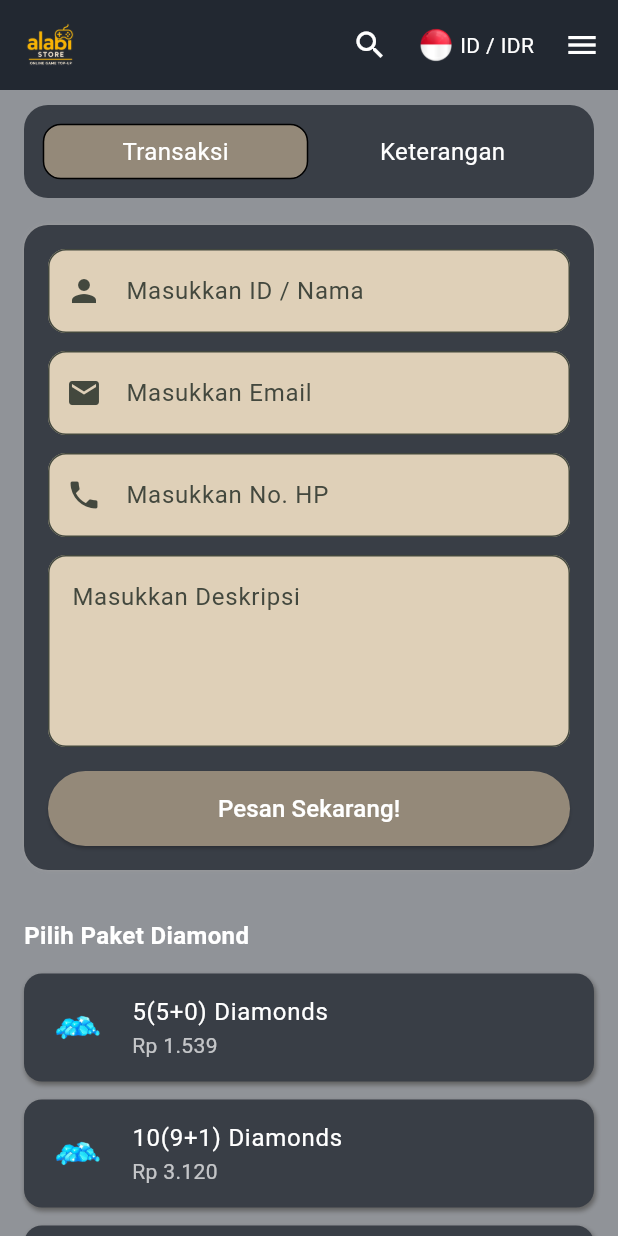
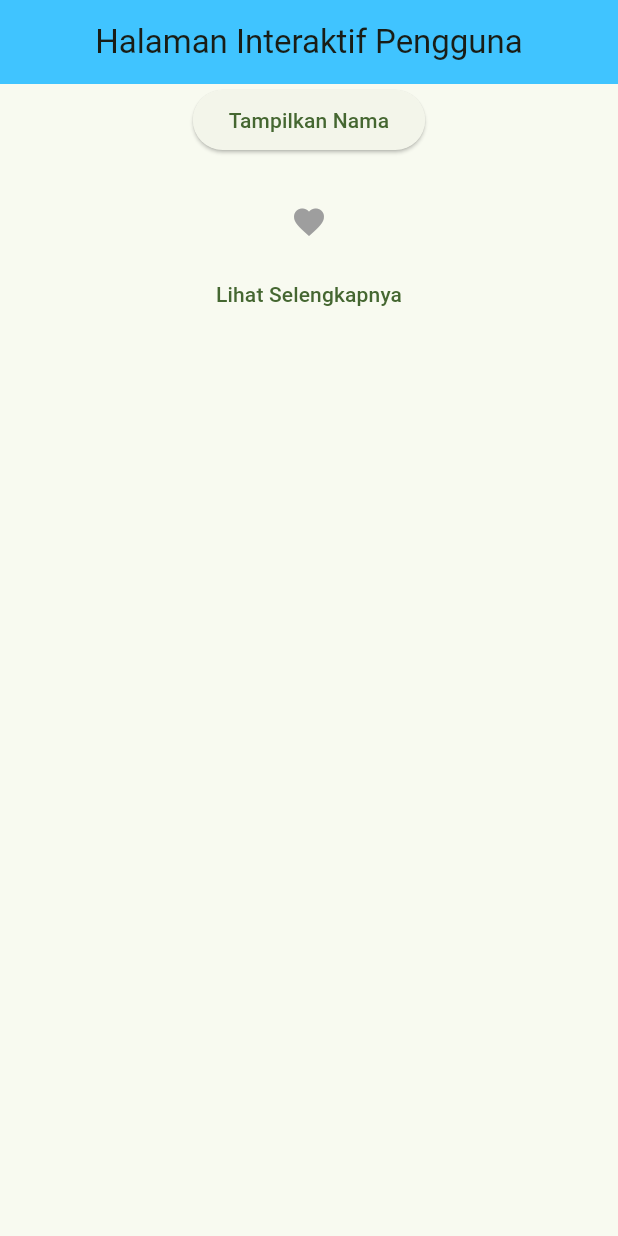
Before and after one commit to fadillahabi/belajar_flutter, a Flutter app: the screen it shows after launch, on a phone screen of 412 x 824 dp. Run offline on Flutter 3.47's test engine with Material 3 defaults, Android fonts, the phone set to English and light mode, and no system bars.

Commit message:
Tugas 5 Flutter : Done

```diff
--- a/projectFlutter/belajar flutter/ppkd_flutter/lib/main.dart
+++ b/projectFlutter/belajar flutter/ppkd_flutter/lib/main.dart
@@ -1,5 +1,5 @@
 import 'package:flutter/material.dart';
-import 'package:ppkd_flutter/tugas_4_flutter.dart';
+import 'package:ppkd_flutter/tugas_5_flutter.dart';
 // import 'package:ppkd_flutter/meet_1/meet.dart';
 // import 'package:ppkd_flutter/tugas_1_flutter.dart';
 
@@ -36,7 +36,7 @@ class MyApp extends StatelessWidget {
           seedColor: const Color.fromARGB(255, 37, 71, 18),
         ),
       ),
-      home: Tugas4Flutter(),
+      home: Tugas5Flutter(),
     );
   }
 }
--- a/projectFlutter/belajar flutter/ppkd_flutter/lib/tugas_4_flutter.dart
+++ b/projectFlutter/belajar flutter/ppkd_flutter/lib/tugas_4_flutter.dart
@@ -288,7 +288,7 @@ class Tugas4Flutter extends StatelessWidget {
               child: Column(
                 crossAxisAlignment: CrossAxisAlignment.start,
                 children: [
-                  const SizedBox(height: 16),
+                  const SizedBox(height: 8),
                   const Text(
                     "Pilih Paket Diamond",
                     style: TextStyle(
--- /dev/null
+++ b/projectFlutter/belajar flutter/ppkd_flutter/lib/tugas_5_flutter.dart
@@ -0,0 +1,75 @@
+import 'package:flutter/material.dart';
+
+class Tugas5Flutter extends StatefulWidget {
+  const Tugas5Flutter({super.key});
+
+  @override
+  State<Tugas5Flutter> createState() => _Tugas5FlutterState();
+}
+
+class _Tugas5FlutterState extends State<Tugas5Flutter> {
+  bool munculText = false;
+  bool munculIcon = false;
+  bool munculMore = false;
+  @override
+  Widget build(BuildContext context) {
+    return Scaffold(
+      appBar: AppBar(
+        backgroundColor: Colors.lightBlueAccent,
+        title: Text("Halaman Interaktif Pengguna"),
+        centerTitle: true,
+      ),
+
+      body: Center(
+        child: Column(
+          crossAxisAlignment: CrossAxisAlignment.center,
+          children: <Widget>[
+            ElevatedButton(
+              onPressed: () {
+                setState(() {
+                  munculText = !munculText;
+                });
+              },
+              child: Text("Tampilkan Nama"),
+            ),
+            SizedBox(height: 20),
+            munculText
+                ? Text(
+                  "Fadillah Abi Prayogo",
+                  // style: TextStyle(fontSize: 12),
+                )
+                : SizedBox.shrink(),
+            IconButton(
+              onPressed: () {
+                setState(() {
+                  munculIcon = !munculIcon;
+                });
+              },
+              icon: Icon(
+                Icons.favorite,
+                color: munculIcon ? Colors.red : Colors.grey, // berubah warna
+              ),
+            ),
+            SizedBox.shrink(),
+
+            TextButton(
+              onPressed: () {
+                setState(() {
+                  munculMore = !munculMore;
+                });
+              },
+              child: Text("Lihat Selengkapnya"),
+            ),
+            SizedBox(height: 20),
+            munculMore
+                ? Text(
+                  "Marines die, that's what we're here for. But the Marine Corps lives forever.",
+                  // style: TextStyle(fontSize: 12),
+                )
+                : SizedBox.shrink(),
+          ],
+        ),
+      ),
+    );
+  }
+}
```
Also changed, not shown: projectFlutter/belajar flutter/ppkd_flutter/lib/meet_5/meet_5A.dart (added, +175 -0 lines).
